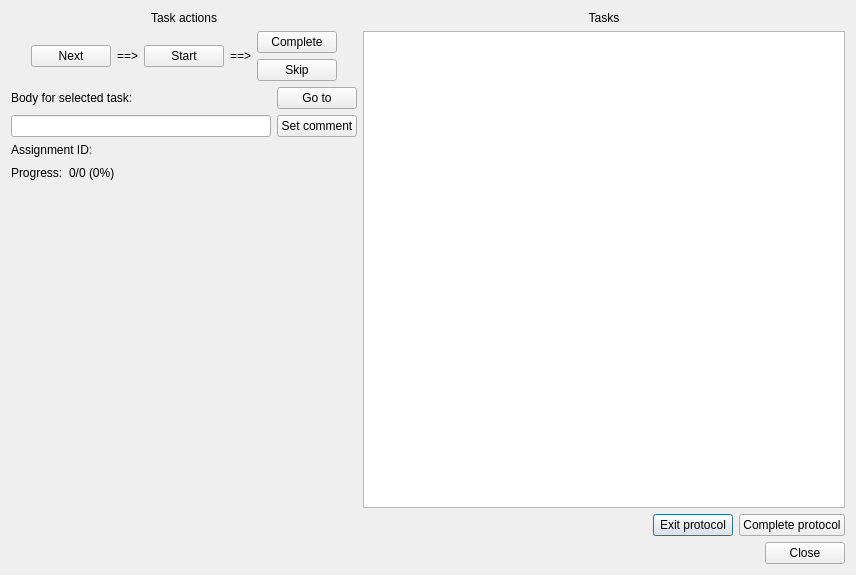
Above: neurolabi/gui/protocols/orphanlinkprotocol.ui from janelia-flyem/NeuTu before the change. Below: the same form after it.
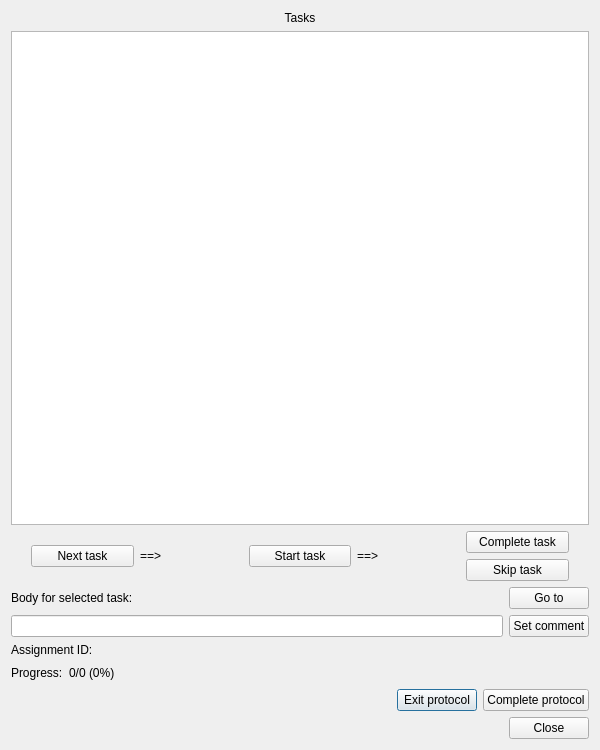
That is the form after the change.

Commit message: compressed UI to one column

```diff
--- a/neurolabi/gui/protocols/orphanlinkprotocol.ui
+++ b/neurolabi/gui/protocols/orphanlinkprotocol.ui
@@ -6,8 +6,8 @@
    <rect>
     <x>0</x>
     <y>0</y>
-    <width>856</width>
-    <height>575</height>
+    <width>600</width>
+    <height>750</height>
    </rect>
   </property>
   <property name="windowTitle">
@@ -15,22 +15,35 @@
   </property>
   <layout class="QVBoxLayout" name="verticalLayout" stretch="1,0,0">
    <item>
-    <layout class="QHBoxLayout" name="horizontalLayout_2" stretch="0,1">
+    <layout class="QHBoxLayout" name="horizontalLayout_2" stretch="1">
      <item>
-      <layout class="QVBoxLayout" name="verticalLayout_3">
-       <property name="leftMargin">
-        <number>0</number>
-       </property>
+      <layout class="QVBoxLayout" name="verticalLayout_2" stretch="0,1,0,0,0,0,0">
        <item>
-        <widget class="QLabel" name="label_3">
+        <widget class="QLabel" name="label_4">
          <property name="text">
-          <string>Task actions</string>
+          <string>Tasks</string>
          </property>
          <property name="alignment">
           <set>Qt::AlignCenter</set>
          </property>
         </widget>
        </item>
+       <item>
+        <widget class="QTableView" name="tableView">
+         <property name="editTriggers">
+          <set>QAbstractItemView::NoEditTriggers</set>
+         </property>
+         <property name="selectionMode">
+          <enum>QAbstractItemView::SingleSelection</enum>
+         </property>
+         <property name="selectionBehavior">
+          <enum>QAbstractItemView::SelectRows</enum>
+         </property>
+         <property name="sortingEnabled">
+          <bool>true</bool>
+         </property>
+        </widget>
+       </item>
        <item>
         <layout class="QHBoxLayout" name="horizontalLayout_3">
          <property name="leftMargin">
@@ -42,7 +55,7 @@
          <item>
           <widget class="QPushButton" name="nextTaskButton">
            <property name="text">
-            <string>Next</string>
+            <string>Next task</string>
            </property>
            <property name="autoDefault">
             <bool>false</bool>
@@ -59,7 +72,7 @@
          <item>
           <widget class="QPushButton" name="startTaskButton">
            <property name="text">
-            <string>Start</string>
+            <string>Start task</string>
            </property>
            <property name="autoDefault">
             <bool>false</bool>
@@ -78,7 +91,7 @@
            <item>
             <widget class="QPushButton" name="completeTaskButton">
              <property name="text">
-              <string>Complete</string>
+              <string>Complete task</string>
              </property>
              <property name="autoDefault">
               <bool>false</bool>
@@ -88,7 +101,7 @@
            <item>
             <widget class="QPushButton" name="skipTaskButton">
              <property name="text">
-              <string>Skip</string>
+              <string>Skip task</string>
              </property>
              <property name="autoDefault">
               <bool>false</bool>
@@ -194,49 +207,6 @@
           </spacer>
          </item>
         </layout>
-       </item>
-       <item>
-        <spacer name="verticalSpacer">
-         <property name="orientation">
-          <enum>Qt::Vertical</enum>
-         </property>
-         <property name="sizeHint" stdset="0">
-          <size>
-           <width>20</width>
-           <height>40</height>
-          </size>
-         </property>
-        </spacer>
-       </item>
-      </layout>
-     </item>
-     <item>
-      <layout class="QVBoxLayout" name="verticalLayout_2">
-       <item>
-        <widget class="QLabel" name="label_4">
-         <property name="text">
-          <string>Tasks</string>
-         </property>
-         <property name="alignment">
-          <set>Qt::AlignCenter</set>
-         </property>
-        </widget>
-       </item>
-       <item>
-        <widget class="QTableView" name="tableView">
-         <property name="editTriggers">
-          <set>QAbstractItemView::NoEditTriggers</set>
-         </property>
-         <property name="selectionMode">
-          <enum>QAbstractItemView::SingleSelection</enum>
-         </property>
-         <property name="selectionBehavior">
-          <enum>QAbstractItemView::SelectRows</enum>
-         </property>
-         <property name="sortingEnabled">
-          <bool>true</bool>
-         </property>
-        </widget>
        </item>
       </layout>
      </item>
```
